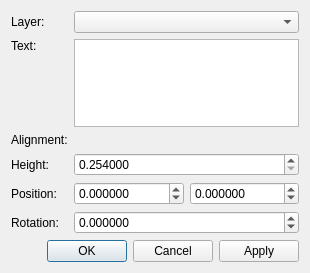
First picture: the form in libs/librepcb/common/dialogs/textpropertiesdialog.ui, repository LibrePCB/LibrePCB, before the edit.
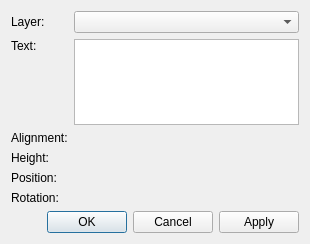
Second picture: the form after the edit. Custom widgets are drawn as their Qt base class.

Commit message: Use unit edit widgets where suitable

What changed in the file:
```diff
--- a/libs/librepcb/common/dialogs/textpropertiesdialog.ui
+++ b/libs/librepcb/common/dialogs/textpropertiesdialog.ui
@@ -7,7 +7,7 @@
     <x>0</x>
     <y>0</y>
     <width>310</width>
-    <height>273</height>
+    <height>244</height>
    </rect>
   </property>
   <property name="windowTitle">
@@ -59,22 +59,6 @@
        </property>
       </widget>
      </item>
-     <item row="3" column="1">
-      <widget class="QDoubleSpinBox" name="spbHeight">
-       <property name="decimals">
-        <number>6</number>
-       </property>
-       <property name="minimum">
-        <double>0.254000000000000</double>
-       </property>
-       <property name="maximum">
-        <double>999.000000000000000</double>
-       </property>
-       <property name="singleStep">
-        <double>0.254000000000000</double>
-       </property>
-      </widget>
-     </item>
      <item row="4" column="0">
       <widget class="QLabel" name="label_4">
        <property name="text">
@@ -85,36 +69,10 @@
      <item row="4" column="1">
       <layout class="QHBoxLayout" name="horizontalLayout">
        <item>
-        <widget class="QDoubleSpinBox" name="spbPosX">
-         <property name="decimals">
-          <number>6</number>
-         </property>
-         <property name="minimum">
-          <double>-9999.000000000000000</double>
-         </property>
-         <property name="maximum">
-          <double>9999.000000000000000</double>
-         </property>
-         <property name="singleStep">
-          <double>2.540000000000000</double>
-         </property>
-        </widget>
+        <widget class="librepcb::LengthEdit" name="edtPosX" native="true"/>
        </item>
        <item>
-        <widget class="QDoubleSpinBox" name="spbPosY">
-         <property name="decimals">
-          <number>6</number>
-         </property>
-         <property name="minimum">
-          <double>-9999.000000000000000</double>
-         </property>
-         <property name="maximum">
-          <double>9999.000000000000000</double>
-         </property>
-         <property name="singleStep">
-          <double>2.540000000000000</double>
-         </property>
-        </widget>
+        <widget class="librepcb::LengthEdit" name="edtPosY" native="true"/>
        </item>
       </layout>
      </item>
@@ -125,21 +83,11 @@
        </property>
       </widget>
      </item>
+     <item row="3" column="1">
+      <widget class="librepcb::PositiveLengthEdit" name="edtHeight" native="true"/>
+     </item>
      <item row="5" column="1">
-      <widget class="QDoubleSpinBox" name="spbRotation">
-       <property name="decimals">
-        <number>6</number>
-       </property>
-       <property name="minimum">
-        <double>-360.000000000000000</double>
-       </property>
-       <property name="maximum">
-        <double>360.000000000000000</double>
-       </property>
-       <property name="singleStep">
-        <double>45.000000000000000</double>
-       </property>
-      </widget>
+      <widget class="librepcb::AngleEdit" name="edtRotation" native="true"/>
      </item>
     </layout>
    </item>
@@ -162,6 +110,24 @@
    <header>widgets/alignmentselector.h</header>
    <container>1</container>
   </customwidget>
+  <customwidget>
+   <class>librepcb::PositiveLengthEdit</class>
+   <extends>QWidget</extends>
+   <header location="global">librepcb/common/widgets/positivelengthedit.h</header>
+   <container>1</container>
+  </customwidget>
+  <customwidget>
+   <class>librepcb::LengthEdit</class>
+   <extends>QWidget</extends>
+   <header location="global">librepcb/common/widgets/lengthedit.h</header>
+   <container>1</container>
+  </customwidget>
+  <customwidget>
+   <class>librepcb::AngleEdit</class>
+   <extends>QWidget</extends>
+   <header location="global">librepcb/common/widgets/angleedit.h</header>
+   <container>1</container>
+  </customwidget>
  </customwidgets>
  <resources/>
  <connections/>
```
The commit also changes 53 other files.
